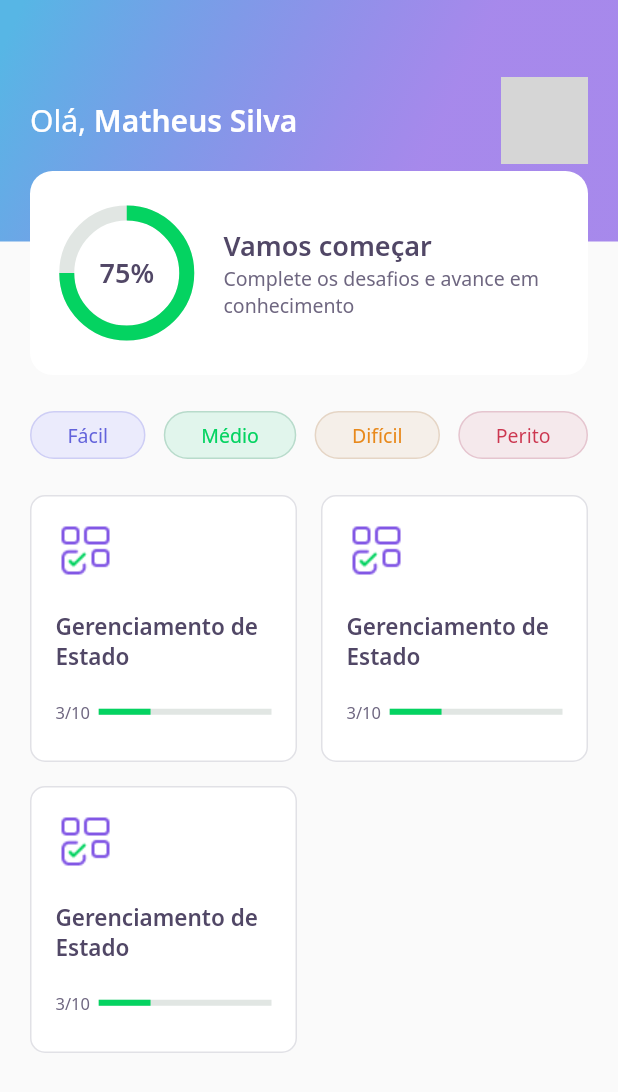
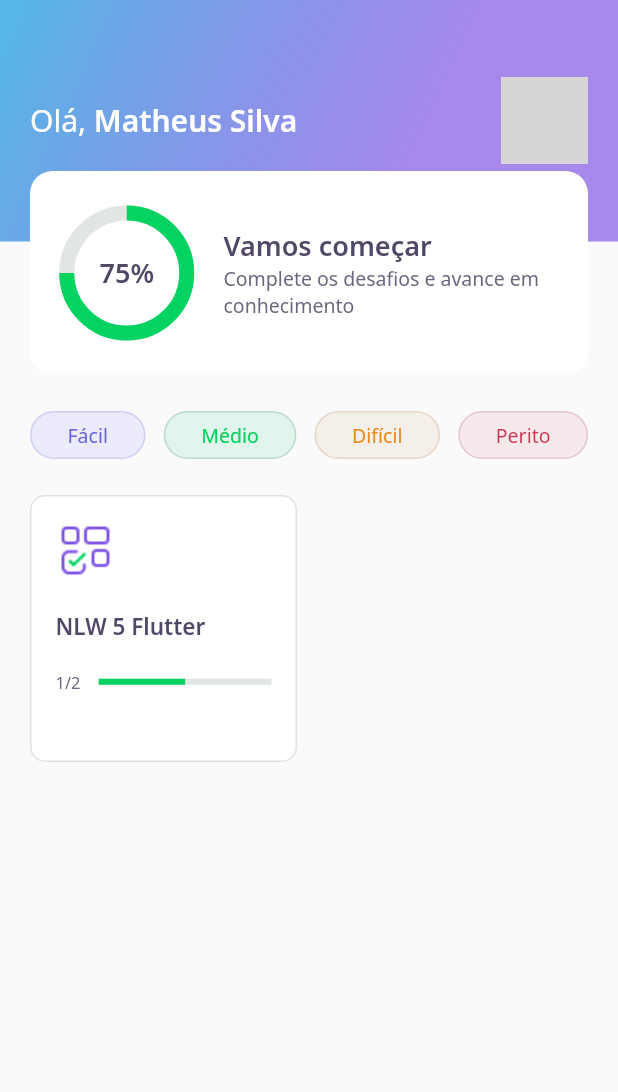
Before and after one commit to MFillipe/dev-quiz, a Flutter app: the HomePage screen opened directly, on a phone screen of 412 x 824 dp. Shown: the top 1092 px of the screen. Run offline on Flutter 3.47's test engine with Material 2 defaults, Android fonts, the phone set to English and light mode, and no system bars; our stand-ins replace google_fonts; accounts and stored records are empty; network calls fail; grey boxes are pictures that could not be loaded.

Commit message:
feat: add homeController

```diff
--- a/lib/core/app_widget.dart
+++ b/lib/core/app_widget.dart
@@ -1,4 +1,5 @@
 import 'package:DevQuiz/challenge/challenge_page.dart';
+import 'package:DevQuiz/home/home_page.dart';
 import 'package:flutter/material.dart';
 
 class AppWidget extends StatelessWidget {
@@ -6,7 +7,7 @@ class AppWidget extends StatelessWidget {
   Widget build(BuildContext context) {
     return MaterialApp(
       title: "DevQuiz",
-      home: ChallengePage(),
+      home: HomePage(),
     );
   }
 }
--- /dev/null
+++ b/lib/home/home_controller.dart
@@ -0,0 +1,43 @@
+import 'package:DevQuiz/core/app_images.dart';
+import 'package:DevQuiz/home/home_state.dart';
+import 'package:DevQuiz/shared/models/answer_model.dart';
+import 'package:DevQuiz/shared/models/question_model.dart';
+import 'package:DevQuiz/shared/models/quiz_model.dart';
+import 'package:DevQuiz/shared/models/user_model.dart';
+
+class HomeController {
+  HomeState state = HomeState.empty;
+
+  UserModel user;
+  List<QuizModel> quizzes;
+
+  void getUser() {
+    user = UserModel(
+        name: "Matheus Silva",
+        photoUrl: "https://avatars.githubusercontent.com/u/52431729?v=4");
+  }
+
+  void getQuizzes() {
+    quizzes = [
+      QuizModel(
+          title: "NLW 5 Flutter",
+          imagem: AppImages.blocks,
+          questionsAnswered: 1,
+          level: Level.facil,
+          questions: [
+            QuestionModel(title: "Está curtindo o Flutter?", answers: [
+              AnswerModel(title: "Estou curtindo"),
+              AnswerModel(title: "Amando Flutter"),
+              AnswerModel(title: "Muito top"),
+              AnswerModel(title: "Show de bola", isRight: true),
+            ]),
+            QuestionModel(title: "Está curtindo o Flutter?", answers: [
+              AnswerModel(title: "Estou curtindo"),
+              AnswerModel(title: "Amando Flutter"),
+              AnswerModel(title: "Muito top"),
+              AnswerModel(title: "Show de bola", isRight: true),
+            ]),
+          ])
+    ];
+  }
+}
--- a/lib/home/home_page.dart
+++ b/lib/home/home_page.dart
@@ -1,6 +1,9 @@
+import 'package:DevQuiz/challenge/widgets/quiz/quiz_widget.dart';
+import 'package:DevQuiz/home/home_controller.dart';
 import 'package:DevQuiz/home/widgets/appbar/app_bar_widget.dart';
 import 'package:DevQuiz/home/widgets/level_button/level_button_widget.dart';
 import 'package:DevQuiz/home/widgets/quiz_card/quiz_card_widget.dart';
+import 'package:DevQuiz/shared/models/user_model.dart';
 import 'package:flutter/material.dart';
 
 class HomePage extends StatefulWidget {
@@ -11,10 +14,20 @@ class HomePage extends StatefulWidget {
 }
 
 class _HomePageState extends State<HomePage> {
+  final controller = HomeController();
+  //final  user = UserModel();
   @override
+  void initState() {
+    super.initState();
+    controller.getUser();
+    controller.getQuizzes();
+  }
+
   Widget build(BuildContext context) {
     return Scaffold(
-      appBar: AppBarWidget(),
+      appBar: AppBarWidget(
+        controller.user,
+      ),
       body: Padding(
         padding: const EdgeInsets.symmetric(horizontal: 20),
         child: Column(
@@ -47,11 +60,14 @@ class _HomePageState extends State<HomePage> {
                 crossAxisSpacing: 16,
                 mainAxisSpacing: 16,
                 crossAxisCount: 2,
-                children: [
-                  QuizCardWidget(),
-                  QuizCardWidget(),
-                  QuizCardWidget()
-                ],
+                children: controller.quizzes
+                    .map((e) => QuizCardWidget(
+                          title: e.title,
+                          percent: e.questionsAnswered / e.questions.length,
+                          completed:
+                              "${e.questionsAnswered}/${e.questions.length}",
+                        ))
+                    .toList(),
               ),
             )
           ],
--- /dev/null
+++ b/lib/home/home_state.dart
@@ -0,0 +1 @@
+enum HomeState { success, loading, error, empty }
--- a/lib/home/widgets/appbar/app_bar_widget.dart
+++ b/lib/home/widgets/appbar/app_bar_widget.dart
@@ -1,9 +1,11 @@
 import 'package:DevQuiz/core/core.dart';
 import 'package:DevQuiz/home/widgets/score_cards/score_card_widget.dart';
+import 'package:DevQuiz/shared/models/user_model.dart';
 import 'package:flutter/material.dart';
 
 class AppBarWidget extends PreferredSize {
-  AppBarWidget()
+  final UserModel user;
+  AppBarWidget(this.user)
       : super(
             preferredSize: Size.fromHeight(250),
             child: Container(
@@ -23,7 +25,7 @@ class AppBarWidget extends PreferredSize {
                             style: AppTextStyles.title,
                             children: [
                               TextSpan(
-                                  text: "Matheus Silva",
+                                  text: user.name,
                                   style: AppTextStyles.titleBold)
                             ])),
                         Container(
@@ -32,8 +34,7 @@ class AppBarWidget extends PreferredSize {
                           decoration: BoxDecoration(
                               borderRadius: BorderRadius.circular(10),
                               image: DecorationImage(
-                                  image: NetworkImage(
-                                      "https://avatars.githubusercontent.com/u/52431729?v=4"))),
+                                  image: NetworkImage(user.photoUrl))),
                         )
                       ],
                     ),
--- a/lib/home/widgets/quiz_card/quiz_card_widget.dart
+++ b/lib/home/widgets/quiz_card/quiz_card_widget.dart
@@ -3,7 +3,12 @@ import 'package:DevQuiz/shared/widgets/progress_indicator/progress_indicator_wid
 import 'package:flutter/material.dart';
 
 class QuizCardWidget extends StatelessWidget {
-  const QuizCardWidget({Key key}) : super(key: key);
+  final String title;
+  final String completed;
+  final double percent;
+
+  const QuizCardWidget({Key key, this.title, this.completed, this.percent})
+      : super(key: key);
 
   @override
   Widget build(BuildContext context) {
@@ -25,7 +30,7 @@ class QuizCardWidget extends StatelessWidget {
             height: 20,
           ),
           Text(
-            "Gerenciamento de Estado",
+            title,
             style: AppTextStyles.heading15,
           ),
           SizedBox(
@@ -34,8 +39,8 @@ class QuizCardWidget extends StatelessWidget {
           Row(
             children: [
               Expanded(
-                  flex: 1, child: Text("3/10", style: AppTextStyles.body11)),
-              Expanded(flex: 4, child: ProgressIndicatorWidget(value: 0.3))
+                  flex: 1, child: Text(completed, style: AppTextStyles.body11)),
+              Expanded(flex: 4, child: ProgressIndicatorWidget(value: percent))
             ],
           )
         ],
--- a/lib/shared/models/user_model.dart
+++ b/lib/shared/models/user_model.dart
@@ -3,5 +3,5 @@ class UserModel {
   final String photoUrl;
   final int score;
 
-  UserModel({this.name, this.photoUrl, this.score});
+  UserModel({this.name, this.photoUrl, this.score = 0});
 }
```
